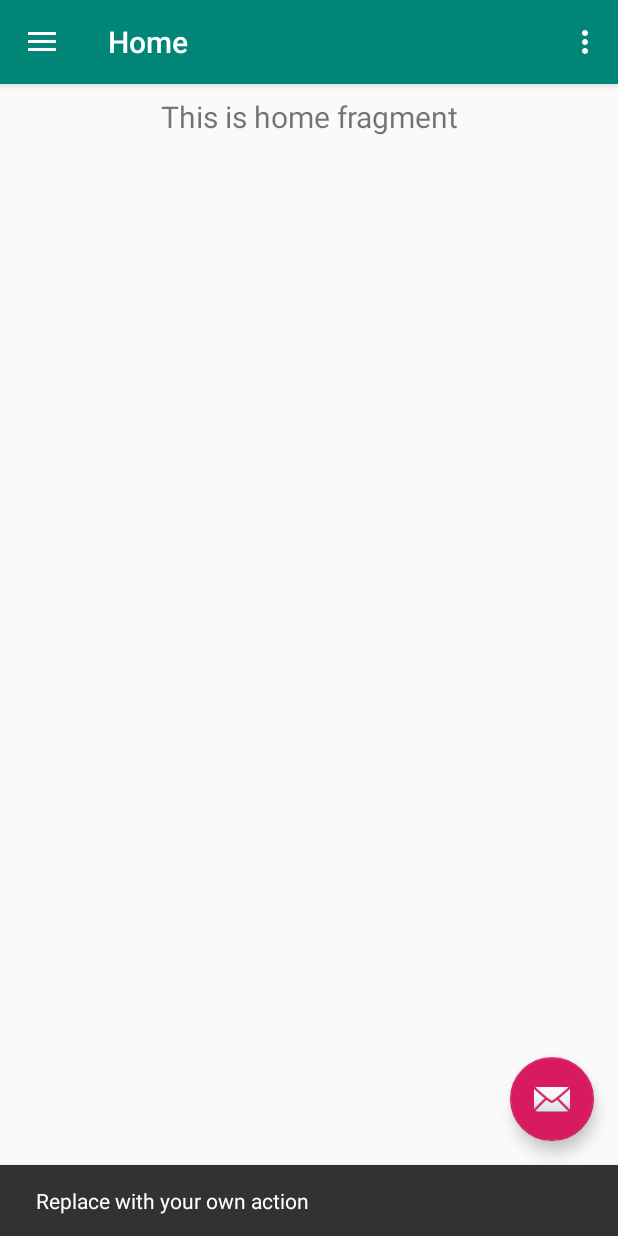
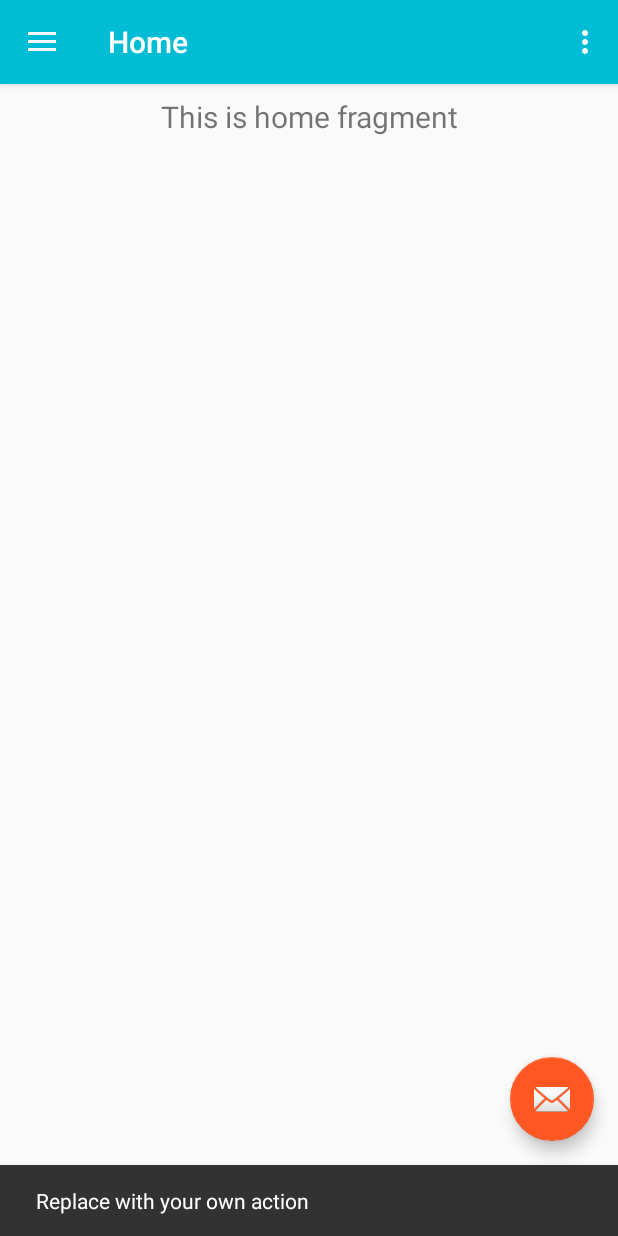
Before and after one commit to ganiushina/AndroidMaterialDesign_V29, an Android app: the screen it shows after launch (MainActivity), after a tap on an icon or button, on a phone screen of 412 x 824 dp. Run offline under Robolectric (Android 15) with nearby library versions, the phone set to English and light mode, and no system bars; our stand-ins replace navigation-ui.

Commit message:
Добавила цвета в новый стиль

```diff
--- a/app/src/main/java/ru/alta/androidmaterialdesign_v29/MainActivity.java
+++ b/app/src/main/java/ru/alta/androidmaterialdesign_v29/MainActivity.java
@@ -28,7 +28,7 @@ public class MainActivity extends AppCompatActivity {
     @Override
     protected void onCreate(Bundle savedInstanceState) {
         super.onCreate(savedInstanceState);
-
+        setTheme(R.style.NewStyle);
         setContentView(R.layout.activity_main);
         Toolbar toolbar = findViewById(R.id.toolbar);
         setSupportActionBar(toolbar);
--- a/app/src/main/res/values-v21/styles.xml
+++ b/app/src/main/res/values-v21/styles.xml
@@ -6,5 +6,11 @@
         <item name="android:statusBarColor">@android:color/transparent</item>
     </style>
 
-
+    <style name="NewStyle" parent="Theme.AppCompat.Light">
+        <item name="colorPrimary">@color/primary</item>
+        <item name="colorPrimaryDark">@color/primary_dark</item>
+        <item name="colorAccent">@color/accent</item>
+        <item name="windowActionBar">false</item>
+        <item name="windowNoTitle">true</item>
+    </style>
 </resources>
--- a/app/src/main/res/values/colors.xml
+++ b/app/src/main/res/values/colors.xml
@@ -4,4 +4,13 @@
     <color name="colorPrimaryDark">#00574B</color>
     <color name="colorAccent">#D81B60</color>
 
+
+    <color name="primary">#00BCD4</color>
+    <color name="primary_dark">#0097A7</color>
+    <color name="primary_light">#B2EBF2</color>
+    <color name="accent">#FF5722</color>
+    <color name="primary_text">#212121</color>
+    <color name="secondary_text">#757575</color>
+    <color name="icons">#FFFFFF</color>
+    <color name="divider">#BDBDBD</color>
 </resources>
```
